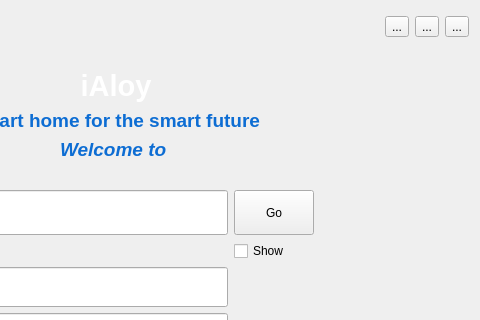
Old version of the form resource/ui/mainwindow.ui in the repository arghyabi/iAloy_old_desktop_app; both pictures show x 248 to 728 and y 0 to 320 of the 728 by 571 pixel window.
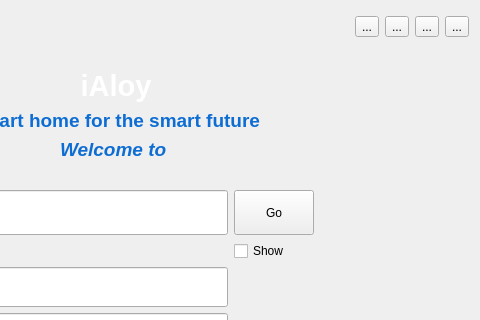
New version of the form.

Commit message: app update button added, functionality still left.

```diff
--- a/resource/ui/mainwindow.ui
+++ b/resource/ui/mainwindow.ui
@@ -61,6 +61,13 @@
         </property>
        </spacer>
       </item>
+      <item>
+       <widget class="QToolButton" name="app_update_button">
+        <property name="text">
+         <string>...</string>
+        </property>
+       </widget>
+      </item>
       <item>
        <widget class="QToolButton" name="keyboard_tool_button">
         <property name="text">
```
The commit also changes 6 other files.
